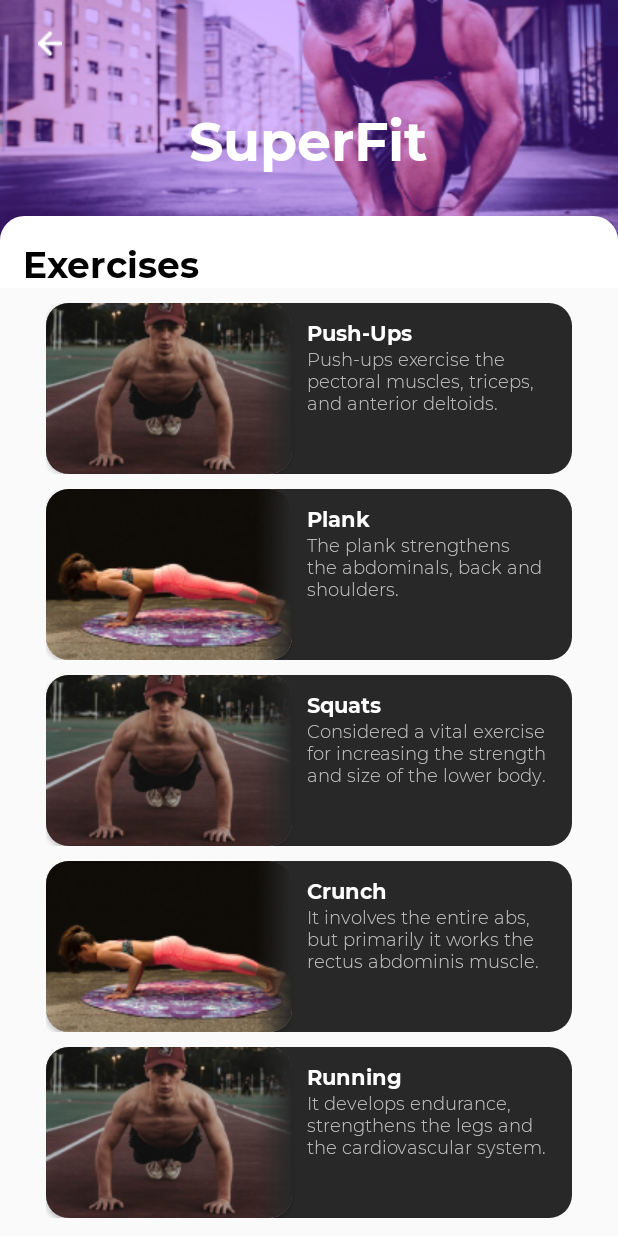
After one commit to smir-ee/PP.01.02-PR318, an Android app: the AllExercises screen opened directly, with no data from a screen before it, on a phone screen of 412 x 824 dp. The commit adds this screen. Run offline under Robolectric (Android 15) with nearby library versions, the phone set to English and light mode, and no system bars.

Commit message:
Created exercises list

```diff
--- a/app/src/main/AndroidManifest.xml
+++ b/app/src/main/AndroidManifest.xml
@@ -9,8 +9,9 @@
         android:roundIcon="@mipmap/app_icons_foreground"
         android:supportsRtl="true"
         android:theme="@style/Theme.SuperFit">
+        <activity android:name=".MainScreen.AllExercises"></activity>
         <activity android:name=".Recipes" />
-        <activity android:name=".MainScreen" />
+        <activity android:name=".MainScreen.MainScreen" />
         <activity android:name=".CodeActivity" />
         <activity android:name=".SignUpActivity" />
         <activity android:name=".SignInActivity" />
--- /dev/null
+++ b/app/src/main/java/com/example/superfit/MainScreen/AllExercises.java
@@ -0,0 +1,53 @@
+package com.example.superfit.MainScreen;
+
+import androidx.appcompat.app.AppCompatActivity;
+
+import android.content.Intent;
+import android.os.Bundle;
+import android.view.View;
+import android.widget.ArrayAdapter;
+import android.widget.ListView;
+
+import com.example.superfit.R;
+
+import java.util.ArrayList;
+
+public class AllExercises extends AppCompatActivity {
+
+    public String[] exercises = {"Push-Ups", "Plank", "Squats", "Crunch", "Running"};
+    public String[] descriptions = {
+            "Push-ups exercise the pectoral muscles, triceps, and anterior deltoids.",
+            "The plank strengthens the abdominals, back and shoulders.",
+            "Considered a vital exercise for increasing the strength and size of the lower body.",
+            "It involves the entire abs, but primarily it works the rectus abdominis muscle.",
+            "It develops endurance, strengthens the legs and the cardiovascular system."
+    };
+    public int[] images = {R.drawable.pu, R.drawable.plank, R.drawable.pu, R.drawable.plank, R.drawable.pu};
+
+    ExerciseAdapter exerciseAdapter;
+    ArrayList<ExerciseItem> data;
+    ListView listView;
+
+    @Override
+    protected void onCreate(Bundle savedInstanceState) {
+        super.onCreate(savedInstanceState);
+        setContentView(R.layout.activity_all_exercises);
+        getSupportActionBar().hide();
+
+        listView = findViewById(R.id.all_ex);
+        data = new ArrayList<>();
+
+        for (int i = 0; i < exercises.length; i++) {
+            data.add(new ExerciseItem(exercises[i], descriptions[i], images[i]));
+        }
+
+
+        exerciseAdapter = new ExerciseAdapter(this, R.layout.exercises_item, data);
+        listView.setAdapter(exerciseAdapter);
+    }
+
+    public void onBackClick(View v){
+        Intent intent = new Intent(this, MainScreen.class);
+        startActivity(intent);
+    }
+}
--- /dev/null
+++ b/app/src/main/java/com/example/superfit/MainScreen/ExerciseAdapter.java
@@ -0,0 +1,46 @@
+package com.example.superfit.MainScreen;
+
+import android.content.Context;
+import android.view.LayoutInflater;
+import android.view.View;
+import android.view.ViewGroup;
+import android.widget.ArrayAdapter;
+import android.widget.ImageView;
+import android.widget.TextView;
+
+import java.util.ArrayList;
+import java.util.List;
+import com.example.superfit.R;
+
+public class ExerciseAdapter extends ArrayAdapter<ExerciseItem> {
+
+    private final int resourceLayout;
+
+    public ExerciseAdapter(Context context, int resource, ArrayList<ExerciseItem> exercises){
+        super(context, resource, exercises);
+        this.resourceLayout = resource;
+    }
+
+    @Override
+    public View getView(int position, View convertView, ViewGroup parent){
+
+        View v = convertView;
+        ExerciseItem exercise = getItem(position);
+
+        if(v == null){
+            LayoutInflater layoutInflater = LayoutInflater.from(getContext());
+            v = layoutInflater.inflate(resourceLayout, null);
+        }
+
+        if(exercise != null){
+            TextView name = v.findViewById(R.id.ex_name);
+            TextView desc = v.findViewById(R.id.ex_desc);
+            ImageView image = v.findViewById(R.id.ex_image);
+
+            name.setText(exercise.getName());
+            desc.setText(exercise.getDescription());
+            image.setImageResource(exercise.getImage());
+        }
+        return v;
+    }
+}
--- /dev/null
+++ b/app/src/main/java/com/example/superfit/MainScreen/ExerciseItem.java
@@ -0,0 +1,35 @@
+package com.example.superfit.MainScreen;
+
+
+public class ExerciseItem {
+
+    private String name;
+    private String description;
+    private int image;
+
+    public ExerciseItem(String name, String description, int image){
+        this.name = name;
+        this.description = description;
+        this.image = image;
+    }
+
+    public String getName(){
+        return name;
+    }
+    public String getDescription(){
+        return description;
+    }
+    public int getImage(){
+        return image;
+    }
+
+    public void setName(String name){
+        this.name = name;
+    }
+    public void setDescription(String description){
+        this.description = description;
+    }
+    public void setImage(int image){
+        this.image = image;
+    }
+}
--- a/app/src/main/java/com/example/superfit/SignUpActivity.java
+++ b/app/src/main/java/com/example/superfit/SignUpActivity.java
@@ -4,9 +4,7 @@ import androidx.appcompat.app.AppCompatActivity;
 
 import android.content.ContentValues;
 import android.content.Intent;
-import android.database.Cursor;
 import android.database.sqlite.SQLiteDatabase;
-import android.database.sqlite.SQLiteOpenHelper;
 import android.os.Bundle;
 import android.view.View;
 import android.widget.EditText;
@@ -14,6 +12,7 @@ import android.widget.Toast;
 
 import com.example.superfit.DB.SignUpContract;
 import com.example.superfit.DB.SignUpDbHelper;
+import com.example.superfit.MainScreen.MainScreen;
 
 public class SignUpActivity extends AppCompatActivity {
 
--- /dev/null
+++ b/app/src/main/res/layout/activity_all_exercises.xml
@@ -0,0 +1,75 @@
+<?xml version="1.0" encoding="utf-8"?>
+<RelativeLayout xmlns:android="http://schemas.android.com/apk/res/android"
+    xmlns:tools="http://schemas.android.com/tools"
+    android:layout_width="match_parent"
+    android:layout_height="match_parent"
+    android:gravity="top"
+    tools:context=".MainScreen.AllExercises">
+
+    <LinearLayout
+        android:layout_width="match_parent"
+        android:layout_height="match_parent"
+        android:orientation="vertical">
+
+        <LinearLayout
+            android:layout_width="match_parent"
+            android:layout_height="wrap_content"
+            android:gravity="center|top"
+            android:layout_marginBottom="-24dp"
+            android:background="@drawable/main_screen"
+            android:orientation="vertical">
+
+            <LinearLayout
+                android:layout_width="match_parent"
+                android:layout_height="wrap_content"
+                android:orientation="horizontal">
+
+                <ImageView
+                    android:layout_width="wrap_content"
+                    android:layout_height="wrap_content"
+                    android:src="@drawable/vector"
+                    android:layout_marginTop="20dp"
+                    android:layout_marginLeft="25dp"
+                    android:onClick="onBackClick"
+                    android:rotation="180"/>
+            </LinearLayout>
+
+
+            <TextView
+                android:layout_width="wrap_content"
+                android:layout_height="wrap_content"
+                android:text="SuperFit"
+                android:textColor="#FFFFFF"
+                android:layout_marginTop="30dp"
+                android:textSize="36dp"
+                android:fontFamily="@font/montserrat_bold"/>
+
+        </LinearLayout>
+
+        <LinearLayout
+            android:layout_width="match_parent"
+            android:layout_height="wrap_content"
+            android:background="@drawable/main_back"
+            android:orientation="vertical">
+
+            <TextView
+                android:layout_width="wrap_content"
+                android:layout_height="wrap_content"
+                android:text="Exercises"
+                android:textSize="24dp"
+                android:fontFamily="@font/montserrat_bold"
+                android:textColor="#000000"
+                android:layout_marginTop="15dp"
+                android:layout_marginLeft="15dp"/>
+            </LinearLayout>
+
+            <ListView
+                android:id="@+id/all_ex"
+                android:divider="@null"
+                android:layout_width="match_parent"
+                android:layout_height="match_parent"
+                android:layout_marginHorizontal="15dp"
+                tools:listitem="@layout/exercises_item"/>
+
+        </LinearLayout>
+</RelativeLayout>
--- a/app/src/main/res/layout/exercises_item.xml
+++ b/app/src/main/res/layout/exercises_item.xml
@@ -19,6 +19,7 @@
             app:cardCornerRadius="15dp">
 
             <ImageView
+                android:id="@+id/ex_image"
                 android:layout_width="wrap_content"
                 android:layout_height="wrap_content"
                 android:src="@drawable/pu"
@@ -34,6 +35,7 @@
             android:orientation="vertical">
 
             <TextView
+                android:id="@+id/ex_name"
                 android:layout_width="match_parent"
                 android:layout_height="wrap_content"
                 android:textSize="14dp"
@@ -43,6 +45,7 @@
                 android:layout_marginLeft="10dp"/>
 
             <TextView
+                android:id="@+id/ex_desc"
                 android:layout_width="match_parent"
                 android:layout_height="wrap_content"
                 android:textSize="12dp"
--- a/app/src/main/res/values/strings.xml
+++ b/app/src/main/res/values/strings.xml
@@ -1,4 +1,8 @@
 <resources>
     <string name="app_name">SuperFit</string>
     <string name="push_desc">Push-ups exercise the pectoral muscles, triceps, and anterior deltoids.</string>
+    <string name="plank_desc">The plank strengthens the abdominals, back and shoulders.</string>
+    <string name="squats_desc">Considered a vital exercise for increasing the strength and size of the lower body.</string>
+    <string name="crunch_desc">It involves the entire abs, but primarily it works the rectus abdominis muscle.</string>
+    <string name="running_desc">It develops endurance, strengthens the legs and the cardiovascular system.</string>
 </resources>
```
Also changed, not shown: app/src/main/java/com/example/superfit/CodeActivity.java (+10 -19 lines), app/src/main/java/com/example/superfit/MainScreen/MainScreen.java (renamed from app/src/main/java/com/example/superfit/MainScreen.java, +9 -6 lines), app/src/main/java/com/example/superfit/SignInActivity.java (+15 -6 lines), app/src/main/res/layout/activity_main_screen.xml (+4 -3 lines).
